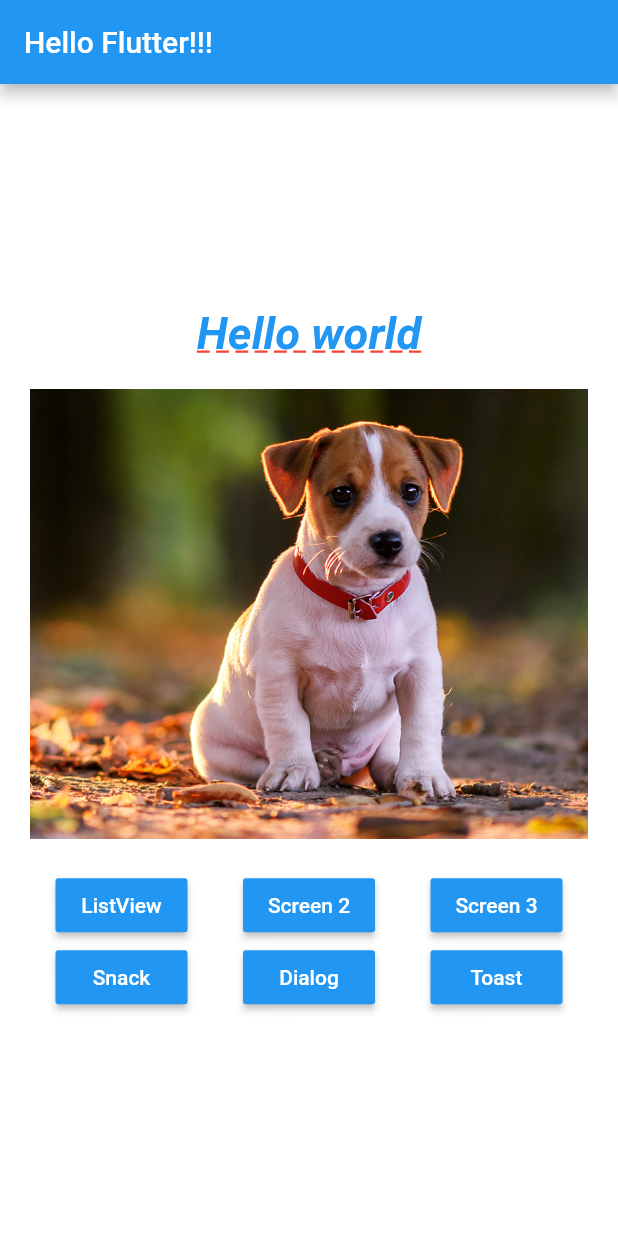
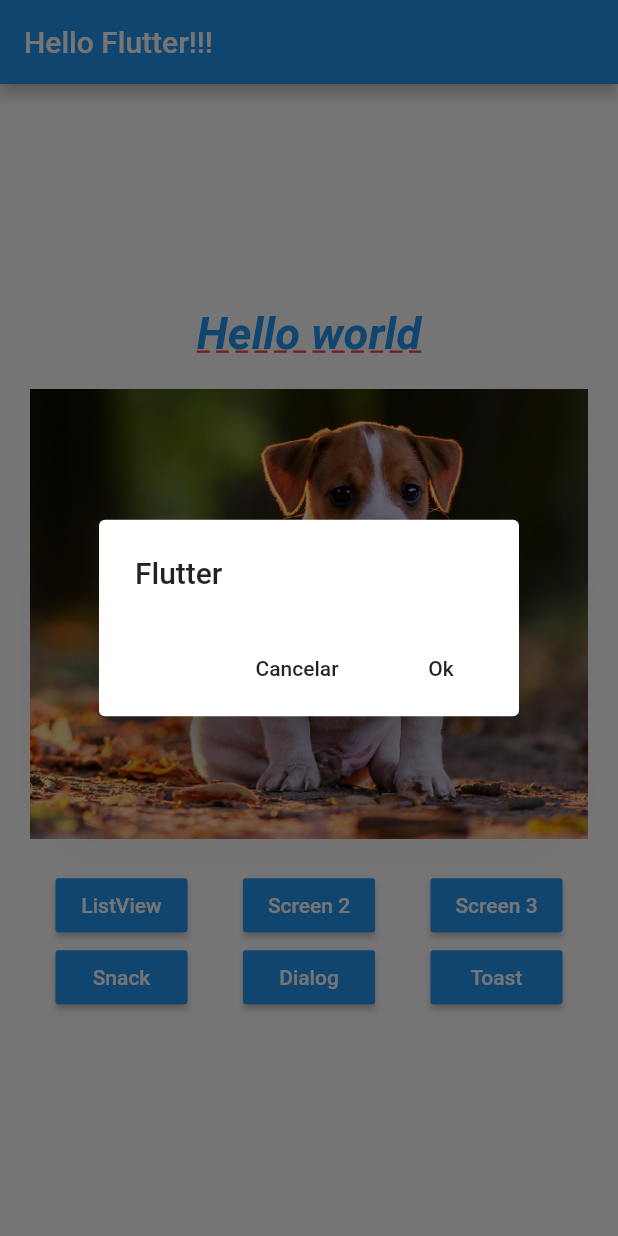
Before and after one commit to anapsil/hello_flutter, a Flutter app: the screen it shows after launch, after a tap on "Dialog", on a phone screen of 412 x 824 dp. Run offline on Flutter 3.47's test engine with Material 2 defaults, Android fonts, the phone set to English and light mode, and no system bars; our stand-ins replace fluttertoast.

Commit message:
Shows snackbar, dialog and toast messages

```diff
--- a/lib/home_page.dart
+++ b/lib/home_page.dart
@@ -4,6 +4,7 @@ import 'package:flutter_intro/screens/hello_screen2.dart';
 import 'package:flutter_intro/screens/hello_screen3.dart';
 import 'package:flutter_intro/utils/nav.dart';
 import 'package:flutter_intro/widgets/blue_button.dart';
+import 'package:fluttertoast/fluttertoast.dart';
 
 class HomePage extends StatelessWidget {
   @override
@@ -13,13 +14,14 @@ class HomePage extends StatelessWidget {
           title: Text("Hello Flutter!!!"),
           centerTitle: false,
         ),
-        body: _body(context),
+        body: _body(),
       );
 
-  _body(BuildContext context) =>
+  _body() =>
       Container(
         color: Colors.white,
-        child: Column(
+        child: Builder(builder: (context) {
+          return Column(
             mainAxisAlignment: MainAxisAlignment.center,
             children: <Widget>[
               _text(),
@@ -35,13 +37,14 @@ class HomePage extends StatelessWidget {
               Row(
                 mainAxisAlignment: MainAxisAlignment.spaceEvenly,
                 children: <Widget>[
-                BlueButton("Snack", _onClickSnack),
-                BlueButton("Dialog", _onClickDialog),
+                  BlueButton("Snack", () => _onClickSnack(context)),
+                  BlueButton("Dialog", () => _onClickDialog(context)),
                   BlueButton("Toast", _onClickToast),
                 ],
               ),
             ],
-        ),
+          );
+        }),
       );
 
   _pageView() =>
@@ -87,9 +90,53 @@ class HomePage extends StatelessWidget {
     print(" >> $s");
   }
 
-  _onClickSnack() {}
+  _onClickSnack(BuildContext context) {
+    Scaffold.of(context).showSnackBar(SnackBar(
+      content: Text("Hello Flutter"),
+      action: SnackBarAction(
+        label: "OK",
+        onPressed: () => {},
+      ),
+    ));
+  }
 
-  _onClickDialog() {}
+  _onClickDialog(BuildContext context) {
+    showDialog(
+        context: context,
+        barrierDismissible: false,
+        builder: (context) {
+          return WillPopScope(
+            onWillPop: () async => false,
+            child: AlertDialog(
+              title: Text("Flutter"),
+              actions: <Widget>[
+                FlatButton(
+                  onPressed: () {
+                    Navigator.pop(context);
+                  },
+                  child: Text("Cancelar"),
+                ),
+                FlatButton(
+                  onPressed: () {
+                    Navigator.pop(context);
+                    print("OK!!!!");
+                  },
+                  child: Text("Ok"),
+                ),
+              ],
+            ),
+          );
+        });
+  }
 
-  _onClickToast() {}
+  _onClickToast() {
+    Fluttertoast.showToast(
+        msg: "Hello Flutter!!!!",
+        toastLength: Toast.LENGTH_SHORT,
+        gravity: ToastGravity.BOTTOM,
+        timeInSecForIos: 1,
+        backgroundColor: Colors.black26,
+        textColor: Colors.black,
+        fontSize: 16.0);
   }
+}
--- a/pubspec.yaml
+++ b/pubspec.yaml
@@ -19,6 +19,7 @@ environment:
 dependencies:
   flutter:
     sdk: flutter
+  fluttertoast: ^3.1.3
 
   # The following adds the Cupertino Icons font to your application.
   # Use with the CupertinoIcons class for iOS style icons.
```
Also changed, not shown: pubspec.lock, 3 other files. Lines whose indentation alone changed are shown as unchanged.
